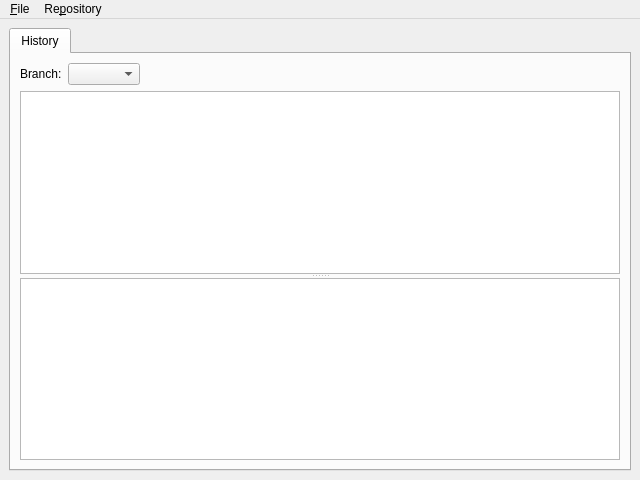
Old version of the form kitten/main_window.ui in the repository riyad/kitten-ruby.
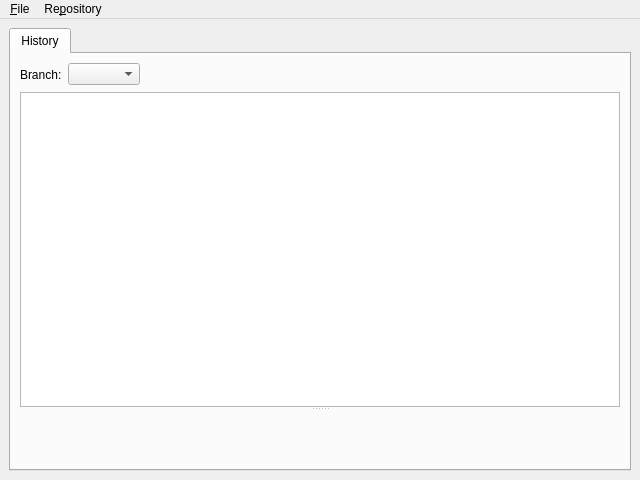
New version of the form. Custom widgets are drawn as their Qt base class.

Commit message: Updated main window to use the new commit widget.

Patch:
```diff
--- a/kitten/main_window.ui
+++ b/kitten/main_window.ui
@@ -43,7 +43,7 @@
           <property name="sizeHint" stdset="0">
            <size>
             <width>483</width>
-            <height>20</height>
+            <height>23</height>
            </size>
           </property>
          </spacer>
@@ -64,25 +64,7 @@
             <bool>false</bool>
            </property>
           </widget>
-          <widget class="KTextEdit" name="historyDiffTextEdit">
-           <property name="enabled">
-            <bool>true</bool>
-           </property>
-           <property name="font">
-            <font>
-             <family>Droid Sans Mono</family>
-            </font>
-           </property>
-           <property name="undoRedoEnabled">
-            <bool>false</bool>
-           </property>
-           <property name="lineWrapMode">
-            <enum>QTextEdit::NoWrap</enum>
-           </property>
-           <property name="readOnly">
-            <bool>true</bool>
-           </property>
-          </widget>
+          <widget class="CommitWidget" name="commitWidget" native="true"/>
          </widget>
         </item>
        </layout>
@@ -154,9 +136,10 @@
    <container>1</container>
   </customwidget>
   <customwidget>
-   <class>KTextEdit</class>
-   <extends>QTextEdit</extends>
-   <header>ktextedit.h</header>
+   <class>CommitWidget</class>
+   <extends>QWidget</extends>
+   <header>commitwidget.h</header>
+   <container>1</container>
   </customwidget>
  </customwidgets>
  <resources/>
```
Left out of the diff: 2 changed lines with no effect on the pictures. The commit also changes 1 other file.
